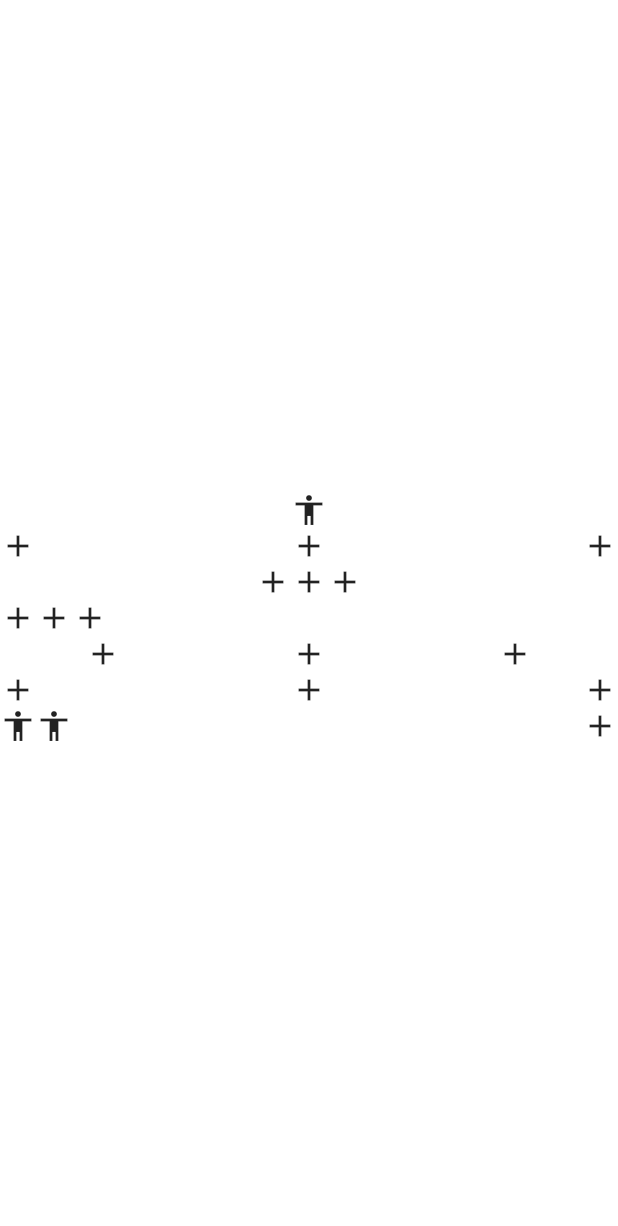
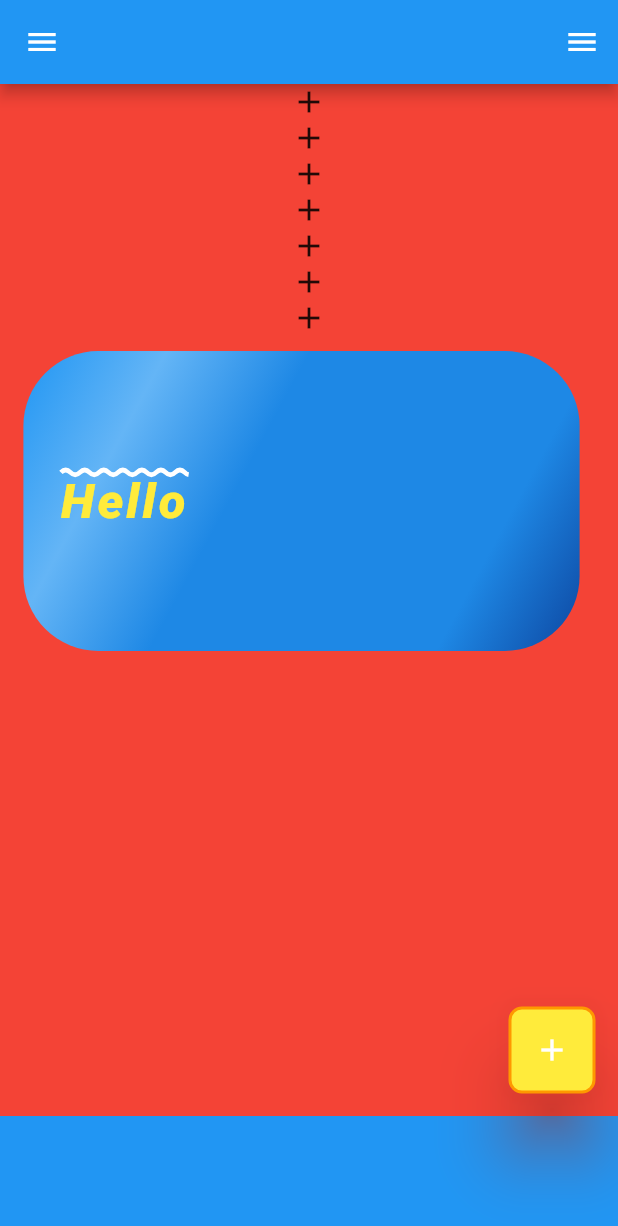
Before and after one commit to anassrasheed/fip5, a Flutter app: the screen it shows after launch, on a phone screen of 412 x 824 dp. Shown: the top 1226 px of the screen. Run offline on Flutter 3.47's test engine with Material 2 defaults, Android fonts, the phone set to English and light mode, and no system bars.

Commit message:
feat: add new design

```diff
--- a/lib/main_ui.dart
+++ b/lib/main_ui.dart
@@ -1,3 +1,4 @@
+import 'package:fip5/main_ui_2.dart';
 import 'package:fip5/task.dart';
 import 'package:flutter/material.dart';
 
@@ -16,7 +17,7 @@ class _MyAppState extends State<MyApp> {
   @override
   Widget build(BuildContext context) {
     return MaterialApp(
-      home: TaskScreen(), // first screen
+      home: HomeScreen(), // first screen
       theme: ThemeData(
           // colors
           primaryColor: Colors.black,
--- /dev/null
+++ b/lib/main_ui_2.dart
@@ -0,0 +1,126 @@
+import 'package:flutter/material.dart';
+
+class HomeScreen extends StatefulWidget {
+  // upper camel case
+  const HomeScreen({Key? key}) : super(key: key);
+
+  @override
+  State<HomeScreen> createState() => _HomeScreenState(); // lower camel case
+}
+
+class _HomeScreenState extends State<HomeScreen> {
+  @override
+  Widget build(BuildContext context) {
+    return SafeArea(
+      child: Scaffold(
+        appBar: AppBar(),
+        body: Container(
+          width: MediaQuery.of(context).size.width,
+          height: MediaQuery.of(context).size.height,
+          color: Colors.red,
+          child: Column(children: [
+            const Icon(Icons.add),
+            const Icon(Icons.add),
+            const Icon(Icons.add),
+            const Icon(Icons.add),
+            const Icon(Icons.add),
+            const Icon(Icons.add),
+            const Icon(Icons.add),
+            Container(
+              // color: Colors.white,
+              height: 200,
+              width: MediaQuery.of(context).size.width * 0.90,
+              margin: const EdgeInsets.fromLTRB(10, 10, 20, 50),
+              padding: const EdgeInsets.all(20),
+              alignment: Alignment.centerLeft,
+              decoration: BoxDecoration(
+                gradient: LinearGradient(
+                    begin: Alignment.topLeft,
+                    end: Alignment.bottomRight,
+                    colors: [
+                      Colors.blue,
+                      Colors.blue.shade300,
+                      Colors.blue.shade600,
+                      Colors.blue.shade600,
+                      Colors.blue.shade600,
+                      Colors.blue.shade900,
+                    ]),
+                borderRadius: BorderRadius.circular(50),
+                shape: BoxShape.rectangle,
+              ),
+              child: const Text(
+                "Hello ",
+                style: TextStyle(
+                    fontSize: 25,
+                    color: Colors.yellow,
+                    fontWeight: FontWeight.w900,
+                    decoration: TextDecoration.overline,
+                    decorationColor: Colors.white,
+                    backgroundColor: Colors.transparent,
+                    fontStyle: FontStyle.italic,
+                    letterSpacing: 2,
+                    wordSpacing: 5,
+                    decorationThickness: 2,
+                    decorationStyle: TextDecorationStyle.wavy,
+                    locale: Locale('ar'),
+                    overflow: TextOverflow.visible),
+                maxLines: 3,
+                overflow: TextOverflow.ellipsis,
+                textDirection: TextDirection.ltr,
+                textAlign: TextAlign.center,
+                textScaleFactor: 1.3,
+              ),
+            ),
+            // Icon(Icons.add),
+          ]), // 411
+
+        ),
+        floatingActionButton: FloatingActionButton(
+            onPressed: () {
+              print("Noor");
+            },
+            enableFeedback: false,
+            shape: RoundedRectangleBorder(
+                borderRadius: BorderRadius.circular(8),
+                side: const BorderSide(
+                    color: Colors.orange,
+                    width: 2,
+                    style: BorderStyle.solid,
+                    strokeAlign: 0)),
+            elevation: 20,
+            tooltip: "click here!!",
+            // flutter
+            // heroTag: "anas",
+            backgroundColor: Colors.yellow,
+            child: const Icon(Icons.add)),
+        backgroundColor: Colors.brown,
+        drawer: Drawer(
+            elevation: 50,
+            shadowColor: Colors.white,
+            shape: const RoundedRectangleBorder(
+                borderRadius: BorderRadius.only(
+                    topRight: Radius.circular(20),
+                    bottomRight: Radius.circular(20))),
+            backgroundColor: const Color(0xfffff258),
+            child: Column(
+              children: const [
+                Icon(Icons.add),
+                Icon(Icons.add),
+                Icon(Icons.add),
+                Icon(Icons.add),
+                Icon(Icons.add),
+                Icon(Icons.add),
+                Icon(Icons.add),
+                Icon(Icons.add),
+                Icon(Icons.add),
+              ],
+            )),
+        bottomNavigationBar: Container(
+          color: Colors.blue,
+          height: 80,
+        ),
+        endDrawer: const Drawer(),
+      ),
+    );
+  }
+}
```
